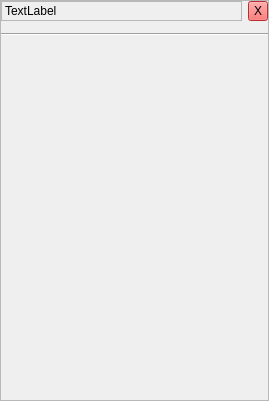
marosi/SocialDesktopClient, file ui/qtgui/content_panel.ui: the form before one commit.
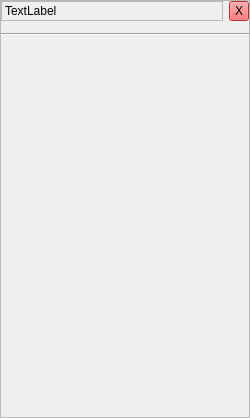
The form after the commit.

Patch:
```diff
--- a/ui/qtgui/content_panel.ui
+++ b/ui/qtgui/content_panel.ui
@@ -6,10 +6,16 @@
    <rect>
     <x>0</x>
     <y>0</y>
-    <width>269</width>
-    <height>401</height>
+    <width>250</width>
+    <height>418</height>
    </rect>
   </property>
+  <property name="minimumSize">
+   <size>
+    <width>250</width>
+    <height>0</height>
+   </size>
+  </property>
   <property name="windowTitle">
    <string>Frame</string>
   </property>
@@ -491,8 +497,8 @@
        <rect>
         <x>0</x>
         <y>0</y>
-        <width>265</width>
-        <height>342</height>
+        <width>244</width>
+        <height>364</height>
        </rect>
       </property>
       <layout class="QVBoxLayout" name="verticalLayout">
```
